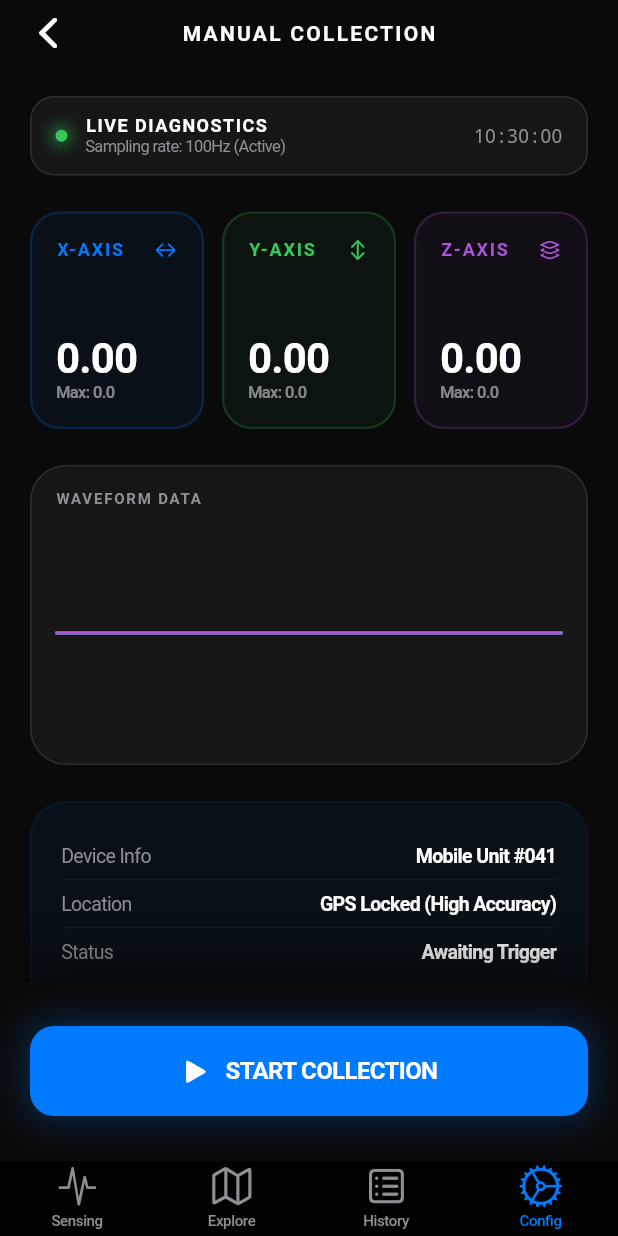
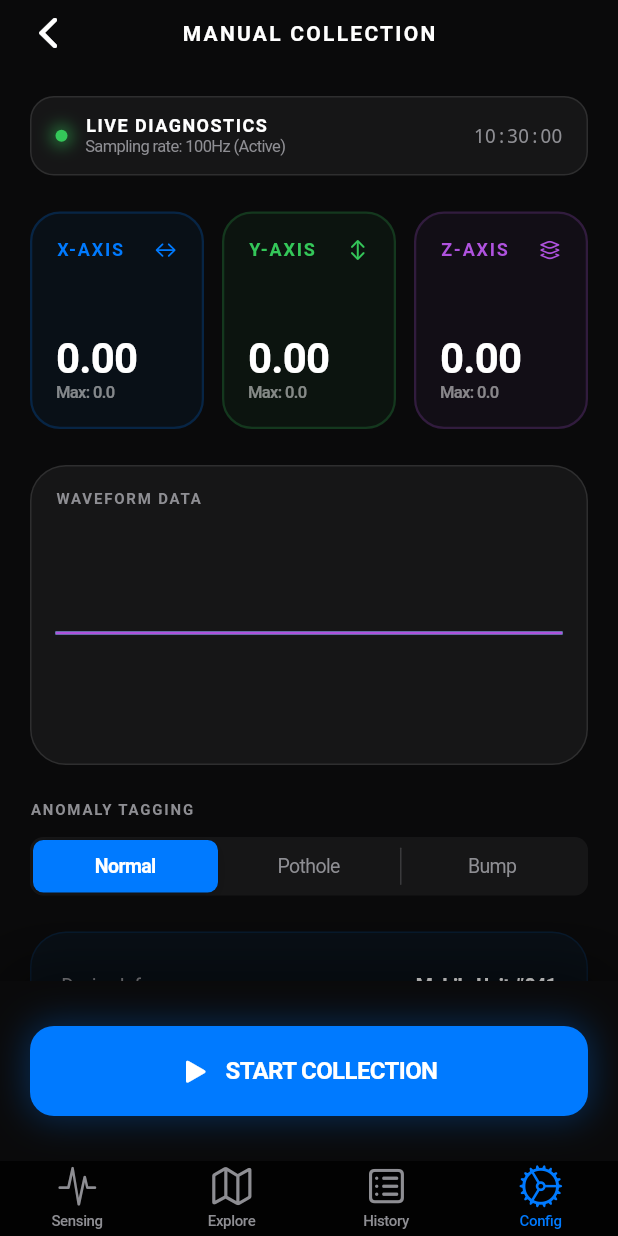
Before and after one commit to rudill/road_anomaly_collector, a Flutter app: the screen it shows after launch, item 4 of the bottom bar chosen, after a tap on "Manual Data Collection", on a phone screen of 412 x 824 dp. Run offline on Flutter 3.47's test engine with Material 3 defaults, Android fonts, the phone set to English and light mode, and no system bars; our stand-ins replace flutter_map, geolocator, latlong2, sensors_plus, share_plus.

Commit message:
implement manual data collection screen with live sensor diagnostics and anomaly tagging functionality.

```diff
--- a/lib/manual_data_collection/manual_data_collection_screen.dart
+++ b/lib/manual_data_collection/manual_data_collection_screen.dart
@@ -18,20 +18,23 @@ class _ManualDataCollectionScreenState
   StreamSubscription<UserAccelerometerEvent>? _subscription;
 
   double _x = 0, _y = 0, _z = 0;
-  List<double> _xHistory = List.filled(50, 0);
-  List<double> _yHistory = List.filled(50, 0);
-  List<double> _zHistory = List.filled(50, 0);
+
+  // FIX: Use List.generate to create growable lists instead of List.filled
+  final List<double> _xHistory = List.generate(50, (_) => 0.0);
+  final List<double> _yHistory = List.generate(50, (_) => 0.0);
+  final List<double> _zHistory = List.generate(50, (_) => 0.0);
 
   double _maxX = 0, _maxY = 0, _maxZ = 0;
+  String _currentLabel = "Normal"; // Default label for manual collection
 
   @override
   void initState() {
     super.initState();
+    SensorService().setLabel(_currentLabel); // Initialize service label
     _startListening();
   }
 
   void _startListening() {
-    // Ensure the service is active and listening to hardware
     SensorService().ensureListening();
 
     _subscription = SensorService().sensorStream.listen(
@@ -102,6 +105,8 @@ class _ManualDataCollectionScreenState
                   const SizedBox(height: 24),
                   _buildRealTimeChart(),
                   const SizedBox(height: 24),
+                  _buildLabelSelector(), // Added label selector
+                  const SizedBox(height: 24),
                   _buildSessionInfo(),
                 ],
               ),
@@ -112,6 +117,61 @@ class _ManualDataCollectionScreenState
       ),
     );
   }
+
+  Widget _buildLabelSelector() {
+    return Column(
+      crossAxisAlignment: CrossAxisAlignment.start,
+      children: [
+        const Text(
+          "ANOMALY TAGGING",
+          style: TextStyle(
+            color: CupertinoColors.systemGrey,
+            fontSize: 10,
+            fontWeight: FontWeight.bold,
+            letterSpacing: 1.2,
+          ),
+        ),
+        const SizedBox(height: 12),
+        SizedBox(
+          width: double.infinity,
+          child: CupertinoSlidingSegmentedControl<String>(
+            backgroundColor: CupertinoColors.white.withOpacity(0.05),
+            thumbColor: CupertinoColors.activeBlue,
+            groupValue: _currentLabel,
+            children: {
+              "Normal": _buildSegmentText("Normal"),
+              "Pothole": _buildSegmentText("Pothole"),
+              "Bump": _buildSegmentText("Bump"),
+            },
+            onValueChanged: (String? value) {
+              if (value != null) {
+                setState(() {
+                  _currentLabel = value;
+                });
+                SensorService().setLabel(value); // Send new label to service
+              }
+            },
+          ),
+        ),
+      ],
+    );
+  }
+
+  Widget _buildSegmentText(String text) {
+    final isSelected = _currentLabel == text;
+    return Padding(
+      padding: const EdgeInsets.symmetric(vertical: 10),
+      child: Text(
+        text,
+        style: TextStyle(
+          color: isSelected ? CupertinoColors.white : CupertinoColors.systemGrey,
+          fontWeight: isSelected ? FontWeight.bold : FontWeight.normal,
+        ),
+      ),
+    );
+  }
+
+  // ... [Keep _buildLiveIndicator, _buildDiagnosticsGrid, _buildRealTimeChart, _buildSessionInfo exactly as they were] ...
 
   Widget _buildLiveIndicator() {
     return Container(
@@ -326,6 +386,8 @@ class _ManualDataCollectionScreenState
   }
 }
 
+// ... [Keep _PulseIndicator, _InfoRow, and _MultiAxisPainter exactly as they were] ...
+
 class _PulseIndicator extends StatefulWidget {
   const _PulseIndicator();
 
@@ -449,7 +511,7 @@ class _MultiAxisPainter extends CustomPainter {
     final path = Path();
     final stepX = size.width / (history.length - 1);
     final centerY = size.height / 2;
-    final scaleY = size.height / 20; // Scale 10g to half height
+    final scaleY = size.height / 20;
 
     path.moveTo(0, centerY - (history[0] * scaleY));
 
--- a/lib/services/sensor_service.dart
+++ b/lib/services/sensor_service.dart
@@ -11,11 +11,12 @@ class SensorService {
 
   final List<SensorDataPoint> _dataBuffer = [];
   StreamSubscription<UserAccelerometerEvent>? _subscription;
-  final _streamController =
-      StreamController<UserAccelerometerEvent>.broadcast();
+  final _streamController = StreamController<UserAccelerometerEvent>.broadcast();
 
   bool _isRecording = false;
   bool get isRecording => _isRecording;
+
+  String _currentLabel = "Normal"; // Variable to hold the manual tag
 
   Stream<UserAccelerometerEvent> get sensorStream => _streamController.stream;
 
@@ -23,11 +24,14 @@ class SensorService {
     _startSensorListener();
   }
 
+  // Allow UI to update the current road surface label
+  void setLabel(String label) {
+    _currentLabel = label;
+  }
+
   Future<void> startRecording() async {
     _dataBuffer.clear();
     _isRecording = true;
-
-    // Ensure we are listening to sensors
     _startSensorListener();
   }
 
@@ -35,9 +39,8 @@ class SensorService {
     if (!_isRecording) return null;
 
     _isRecording = false;
-    // We keep the listener active for the UI graph, but stop buffering
+    _currentLabel = "Normal"; // Reset label after collection
 
-    // Save buffer to file
     if (_dataBuffer.isEmpty) return null;
 
     try {
@@ -49,10 +52,7 @@ class SensorService {
           .first;
       final file = File('${directory.path}/sensor_data_$timestamp.csv');
 
-      // Add header
       String csvContent = "Timestamp,X,Y,Z,Label\n";
-
-      // Add data
       final bufferStrings = _dataBuffer.map((e) => e.toCsvRow()).join();
       csvContent += bufferStrings;
 
@@ -69,10 +69,8 @@ class SensorService {
     if (_subscription != null) return;
 
     _subscription = userAccelerometerEventStream().listen((event) {
-      // Always add to stream for UI
       _streamController.add(event);
 
-      // Only buffer if recording
       if (_isRecording) {
         _dataBuffer.add(
           SensorDataPoint(
@@ -80,7 +78,7 @@ class SensorService {
             event.x,
             event.y,
             event.z,
-            "Normal", // TODO: Make this dynamic if needed
+            _currentLabel, // Dynamic label injected here
           ),
         );
       }
```
